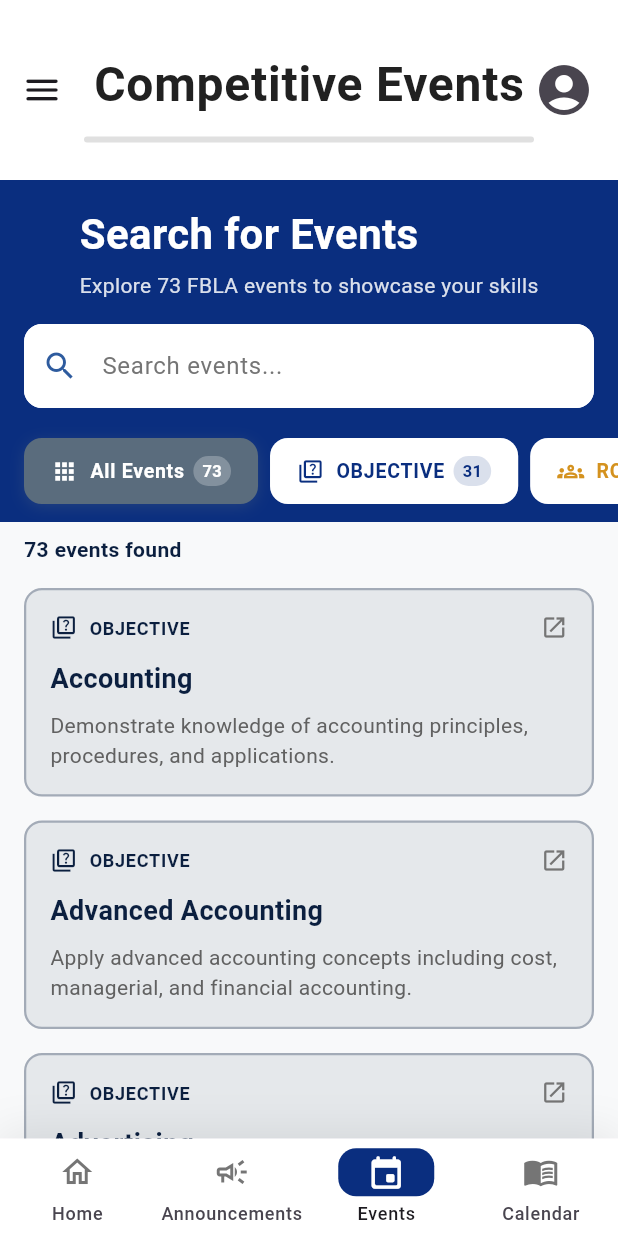
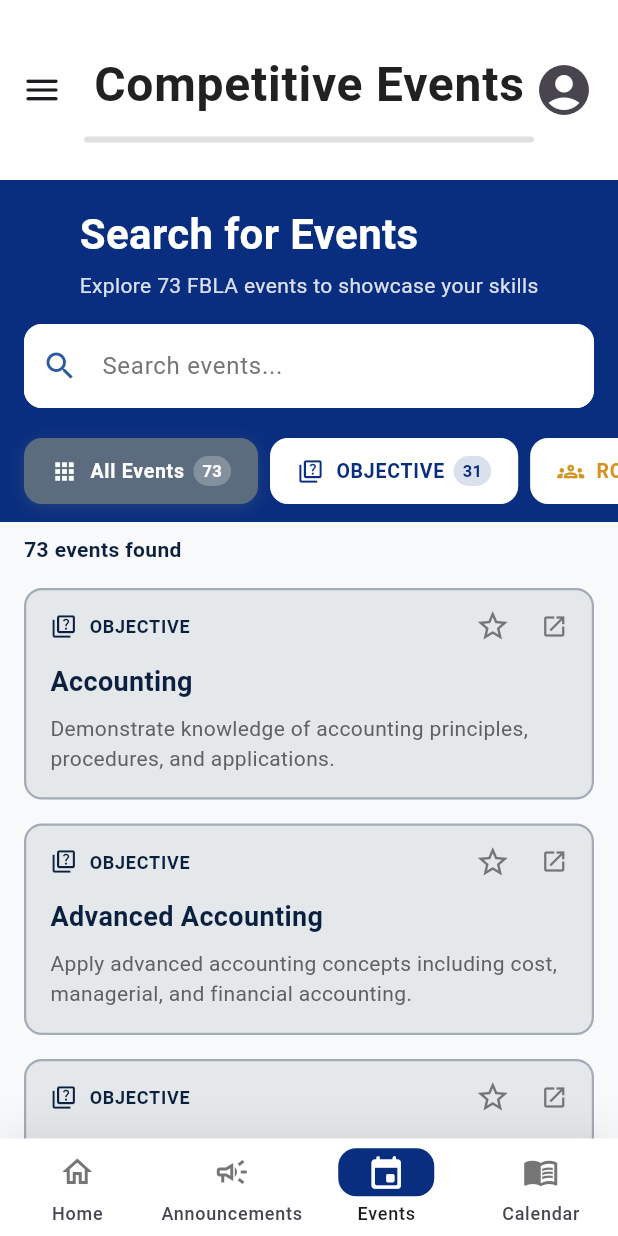
Before and after one commit to realstando/Lynq, a Flutter app: the screen it shows once a user with an empty profile is signed in, item 3 of the bottom bar chosen, on a phone screen of 412 x 824 dp. Run offline on Flutter 3.47's test engine with Material 3 defaults, Android fonts, the phone set to English and light mode, and no system bars; our stand-ins replace cloud_firestore, firebase_auth, firebase_core, table_calendar; accounts and stored records are empty.

Commit message:
finished implementing favoriting events

```diff
--- a/lib/Competive_Events/events_format.dart
+++ b/lib/Competive_Events/events_format.dart
@@ -1,28 +1,108 @@
+import 'package:cloud_firestore/cloud_firestore.dart';
+import 'package:coding_prog/globals.dart' as globals;
+import 'package:firebase_core/firebase_core.dart';
 import 'package:flutter/material.dart';
 import 'package:coding_prog/Competive_Events/events.dart';
 import 'package:url_launcher/url_launcher.dart';
 
-class EventsFormat extends StatelessWidget {
+class EventsFormat extends StatefulWidget {
   final CompetitiveEvent event;
 
   const EventsFormat({super.key, required this.event});
 
+  @override
+  State<EventsFormat> createState() => _EventsFormatState();
+}
+
+class _EventsFormatState extends State<EventsFormat> {
   // Simplified FBLA colors
   static const fblaNavy = Color(0xFF0B1F3F);
   static const fblaBlue = Color(0xFF4A7BC8);
   static const fblaGold = Color(0xFFD4921F);
 
+  bool _isStarred = false; // Track starred state
+
+  @override
+  void initState() {
+    super.initState();
+    _loadFavoriteState();
+  }
+
   void _openLink() async {
-    final Uri url = Uri.parse(event.link);
+    final Uri url = Uri.parse(widget.event.link);
     if (await canLaunchUrl(url)) {
       await launchUrl(url, mode: LaunchMode.externalApplication);
     } else {
-      debugPrint("Could not launch ${event.link}");
+      debugPrint("Could not launch ${widget.event.link}");
+    }
+  }
+
+  void _toggleStar() async {
+    setState(() {
+      _isStarred = !_isStarred;
+    });
+
+    await _toggleFavoriteInFirestore();
+
+    // Optional: Show feedback
+    ScaffoldMessenger.of(context).showSnackBar(
+      SnackBar(
+        content: Row(
+          children: [
+            Icon(
+              _isStarred ? Icons.star : Icons.star_border,
+              color: Colors.white,
+              size: 20,
+            ),
+            const SizedBox(width: 12),
+            Text(_isStarred ? 'Added to your competitive events' : 'Removed from competitive events'),
+          ],
+        ),
+        backgroundColor: _isStarred ? fblaGold : Colors.grey[700],
+        behavior: SnackBarBehavior.floating,
+        shape: RoundedRectangleBorder(
+          borderRadius: BorderRadius.circular(10),
+        ),
+        duration: const Duration(seconds: 1),
+      ),
+    );
+  }
+
+  Future<void> _toggleFavoriteInFirestore() async {
+
+    final docRef = FirebaseFirestore.instance
+        .collection('students')
+        .doc(globals.currentUID)
+        .collection('events')
+        .doc(widget.event.title);  // event title is the doc ID
+
+    if (_isStarred) {
+      // Add an EMPTY document
+      await docRef.set({});
+    } else {
+      // Remove the document
+      await docRef.delete();
+    }
+  }
+
+  Future<void> _loadFavoriteState() async {
+
+    final doc = await FirebaseFirestore.instance
+        .collection('students')
+        .doc(globals.currentUID)
+        .collection('events')
+        .doc(widget.event.title)
+        .get();
+
+    if (doc.exists) {
+      setState(() {
+        _isStarred = true;
+      });
     }
   }
 
   Color _getCategoryColor() {
-    switch (event.category) {
+    switch (widget.event.category) {
       case EventCategory.objective:
         return fblaNavy;
       case EventCategory.presentation:
@@ -33,7 +113,7 @@ class EventsFormat extends StatelessWidget {
   }
 
   IconData _getCategoryIcon() {
-    switch (event.category) {
+    switch (widget.event.category) {
       case EventCategory.objective:
         return Icons.quiz_outlined;
       case EventCategory.presentation:
@@ -64,7 +144,7 @@ class EventsFormat extends StatelessWidget {
           borderRadius: BorderRadius.circular(12),
           onTap: _openLink,
           child: Padding(
-            padding: const EdgeInsets.all(16),
+            padding: const EdgeInsets.fromLTRB(16, 0, 16, 16),
             child: Column(
               crossAxisAlignment: CrossAxisAlignment.start,
               children: [
@@ -78,7 +158,7 @@ class EventsFormat extends StatelessWidget {
                     ),
                     const SizedBox(width: 8),
                     Text(
-                      event.category.name.toUpperCase(),
+                      widget.event.category.name.toUpperCase(),
                       style: TextStyle(
                         fontSize: 12,
                         fontWeight: FontWeight.w600,
@@ -87,6 +167,29 @@ class EventsFormat extends StatelessWidget {
                       ),
                     ),
                     const Spacer(),
+                    // Star button
+                    IconButton(
+                      icon: AnimatedSwitcher(
+                        duration: const Duration(milliseconds: 200),
+                        transitionBuilder: (child, animation) {
+                          return ScaleTransition(
+                            scale: animation,
+                            child: child,
+                          );
+                        },
+                        child: Icon(
+                          _isStarred ? Icons.star : Icons.star_border,
+                          key: ValueKey(_isStarred),
+                          color: _isStarred ? fblaGold : Colors.grey[600],
+                          size: 24,
+                        ),
+                      ),
+                      onPressed: _toggleStar,
+                      padding: EdgeInsets.zero,
+                      constraints: const BoxConstraints(),
+                      splashRadius: 20,
+                    ),
+                    const SizedBox(width: 8),
                     Icon(
                       Icons.open_in_new,
                       color: Colors.grey[600],
@@ -95,11 +198,11 @@ class EventsFormat extends StatelessWidget {
                   ],
                 ),
 
-                const SizedBox(height: 12),
+                // const SizedBox(height: 12),
 
                 // Event Title
                 Text(
-                  event.title,
+                  widget.event.title,
                   style: const TextStyle(
                     fontSize: 18,
                     fontWeight: FontWeight.bold,
@@ -111,7 +214,7 @@ class EventsFormat extends StatelessWidget {
 
                 // Description
                 Text(
-                  event.description,
+                  widget.event.description,
                   style: TextStyle(
                     fontSize: 14,
                     color: Colors.grey[700],
--- a/lib/globals.dart
+++ b/lib/globals.dart
@@ -9,6 +9,7 @@ List<Map<String, dynamic>>? groups = [];
 List<Map<String, dynamic>>? announcements = [];
 List<Map<String, dynamic>>? calendar = [];
 List<Map<String, dynamic>>? resources = [];
+List<String>? events = [];
 final fblaNavy = Color(0xFF0A2E7F);
 final fblaGold = Color(0xFFF4AB19);
 final fblaLightGold = Color(0xFFFFF4E0);
```
Also changed, not shown: lib/main.dart (+10 -0 lines), lib/profile/profile_page.dart (+6 -6 lines).
